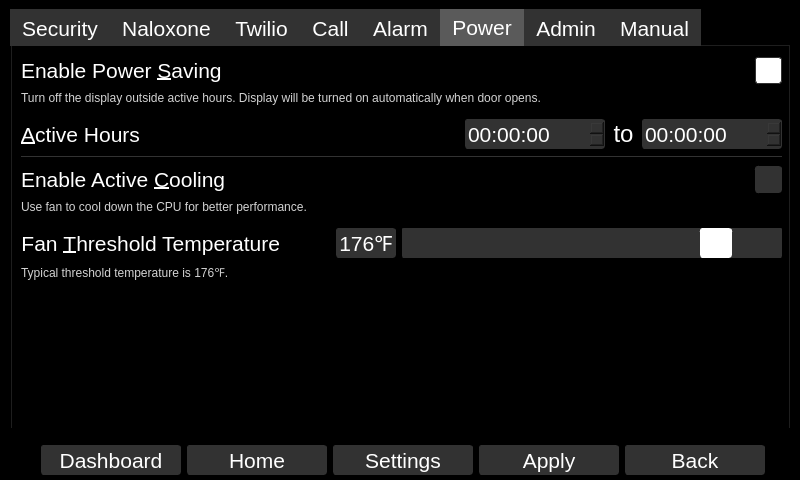
Old version of the form qt_design/main_window.ui in the repository zyl120/Naloxone_Safety_Kit.
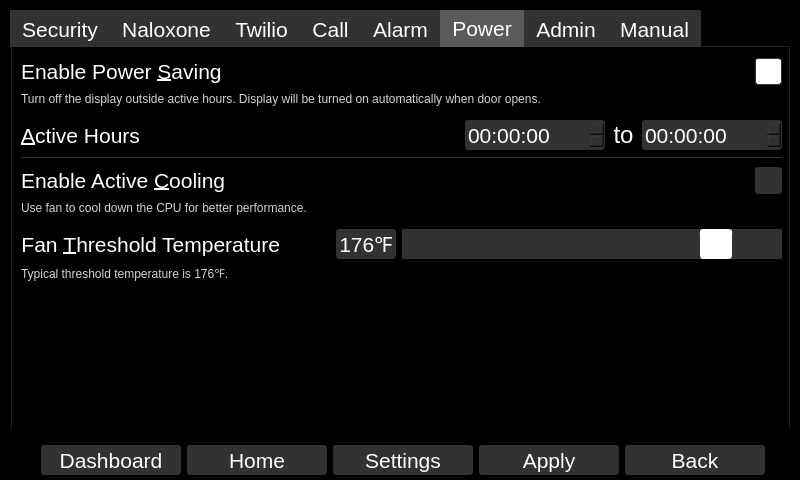
New version of the form.

Commit message: adjust stacked widgets layout

What changed in the file:
```diff
--- a/qt_design/main_window.ui
+++ b/qt_design/main_window.ui
@@ -289,9 +289,9 @@
     <property name="geometry">
      <rect>
       <x>10</x>
-      <y>9</y>
+      <y>10</y>
       <width>780</width>
-      <height>420</height>
+      <height>430</height>
      </rect>
     </property>
     <property name="sizePolicy">
```
The commit also changes 2 other files.
